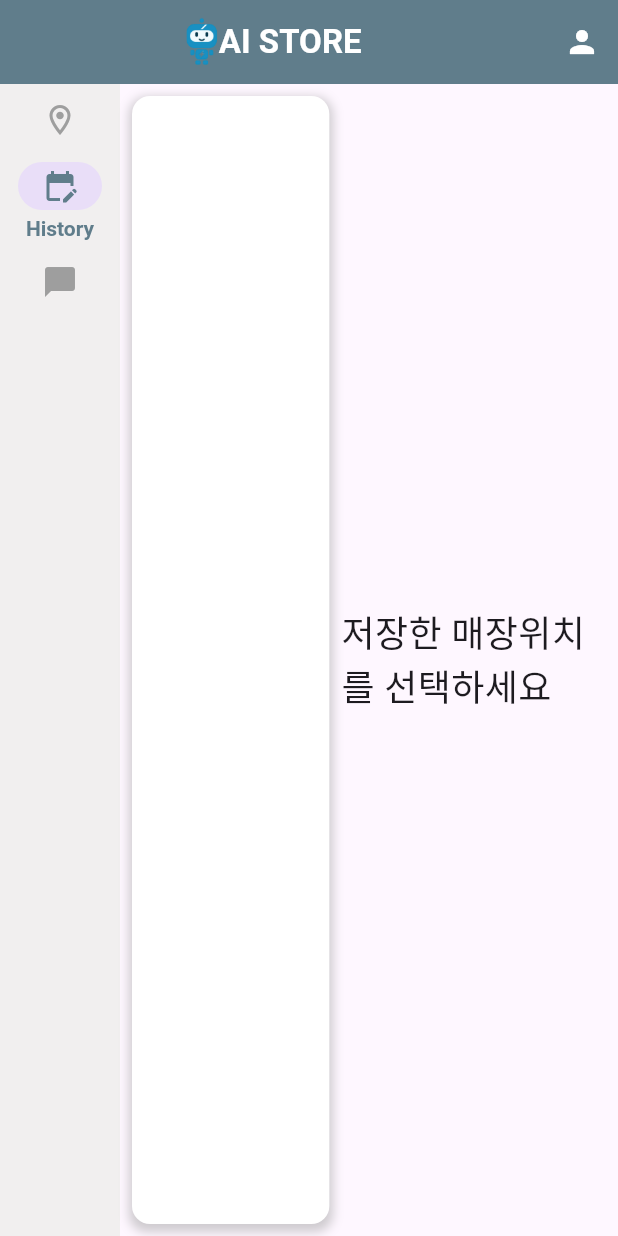
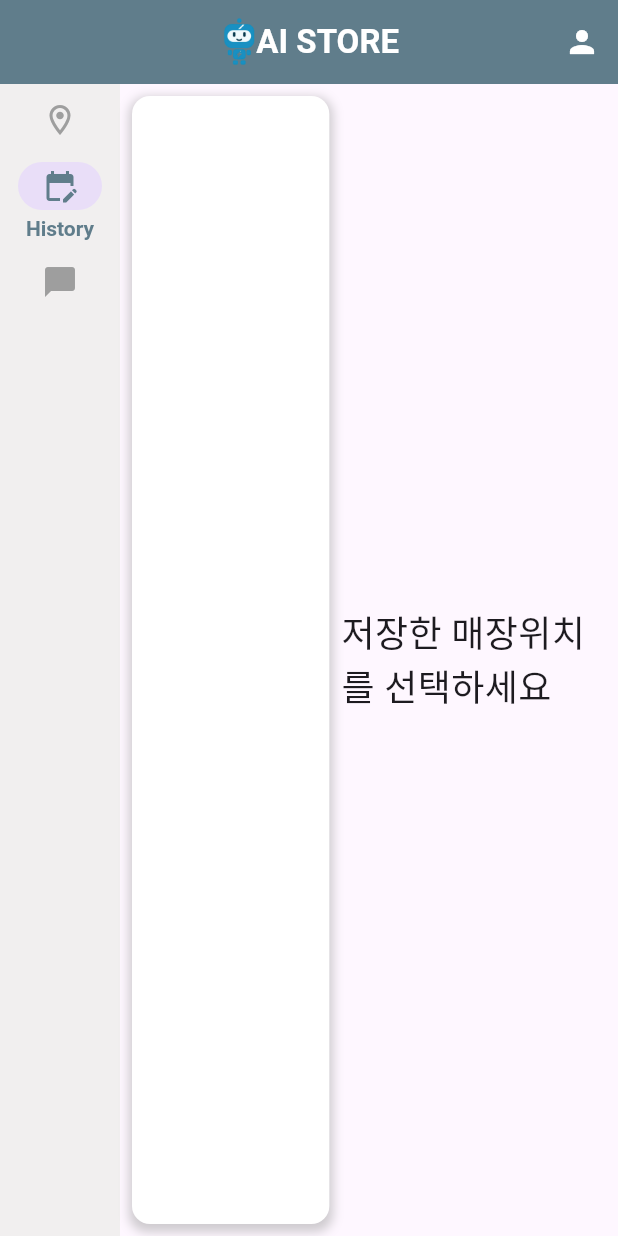
Before and after one commit to nnmmnn15/Convenience-store-sales-forecast, a Flutter app: the RailBar screen opened directly, after a tap on "History", on a phone screen of 412 x 824 dp. Run offline on Flutter 3.47's test engine with Material 3 defaults, Android fonts, the phone set to English and light mode, and no system bars; our stand-ins replace cloud_firestore, firebase_auth, firebase_core, firebase_storage, flutter_map, get and 5 more; accounts and stored records are empty; statements that could not run were skipped.

Commit message:
ui 수정중...

```diff
--- a/convenience_sales_forecast_app/lib/view/map_location_pick.dart
+++ b/convenience_sales_forecast_app/lib/view/map_location_pick.dart
@@ -82,72 +82,66 @@ class MapLocationPick extends StatelessWidget {
                         mainAxisAlignment: MainAxisAlignment.end,
                         children: [
                           Padding(
-                            padding: const EdgeInsets.all(18.0),
+                            padding: const EdgeInsets.all(15.0),
                             child: Container(
                               width: MediaQuery.sizeOf(context).width * 0.6,
-                              height: MediaQuery.sizeOf(context).height * 0.15,
+                              height: MediaQuery.sizeOf(context).height * 0.23,
                               decoration: BoxDecoration(
                                   color: Colors.white,
                                   borderRadius: BorderRadius.circular(25)),
-                              child: Padding(
-                                padding: const EdgeInsets.all(14.0),
                               child: Column(
+                                children: [
+                                  Padding(
+                                    padding: const EdgeInsets.fromLTRB(20,15,20,10),
+                                    child: Row(
+                                      // mainAxisAlignment: MainAxisAlignment.spaceBetween,
                                       crossAxisAlignment: CrossAxisAlignment.start,
                                       children: [
-                                    Row(
+                                        Column(
+                                          crossAxisAlignment: CrossAxisAlignment.start,
                                           mainAxisAlignment:
-                                          MainAxisAlignment.spaceBetween,
+                                              MainAxisAlignment.center,
                                           children: [
-                                        const Text(
-                                          '예상 매출 금액',
-                                          style: TextStyle(
+                                            Text(
+                                              '예상 매출 금액\t\t\t\t\t\t\t\t\t\t\t\t\t\t\t\t\t\t선택한 지역 : ${mapHandler.selectDongName}',
+                                              style: const TextStyle(
                                                 fontSize: 32,
                                                 fontWeight: FontWeight.bold,
                                               ),
                                             ),
-                                        Row(
-                                          children: [
                                             Text(
-                                              '${mapHandler.selectDongName} 매장수 : ${mapHandler.storeCount.value}',
+                                              '${mapHandler.wirteSale(mapHandler.salesForecast)}원\t\t\t\t\t\t\t\t\t\t\t\t${mapHandler.selectDongName} 편의점 수 : \t${mapHandler.storeCount.value}',
                                               style: const TextStyle(
-                                                fontSize: 24,
+                                                fontSize: 32,
+                                                fontWeight: FontWeight.bold,
                                               ),
                                             ),
                                           ],
                                         ),
                                       ],
                                     ),
-                                    Row(
-                                      mainAxisAlignment:
-                                          MainAxisAlignment.spaceBetween,
-                                      children: [
-                                        Text(
-                                          '${mapHandler.wirteSale(mapHandler.salesForecast)}원',
-                                          style: const TextStyle(
-                                            fontSize: 28,
-                                            fontWeight: FontWeight.bold,
+                                  ),
+                                  Padding(
+                                    padding: const EdgeInsets.all(8.0),
+                                    child: SizedBox(
+                                      width: double.infinity, // 가로를 화면 전체로 확장
+                                      child: ElevatedButton(
+                                        style: ElevatedButton.styleFrom(
+                                          padding: const EdgeInsets.symmetric(vertical: 16), // 버튼 높이 조정 (선택 사항)
+                                        ),
+                                        onPressed: () {
+                                          mapHandler.detailStateSwitch();
+                                          mapHandler.feature1.value = [100, 100, 100, 100, 100];
+                                          mapHandler.otherForecast();
+                                        },
+                                        child: const Text('시뮬레이션'),
                                       ),
                                     ),
-                                        ElevatedButton(
-                                            onPressed: () {
-                                              mapHandler.detailStateSwitch();
-                                              mapHandler.feature1.value = [
-                                                100,
-                                                100,
-                                                100,
-                                                100,
-                                                100
-                                              ];
-                                              mapHandler.otherForecast();
-                                            },
-                                            child: const Text('시뮬레이션'))
-                                      ],
-                                    )
+                                  ),
                                 ],
                               ),
                             ),
                           ),
-                          )
                         ],
                       ),
                     )
--- a/convenience_sales_forecast_app/lib/view/rail_bar.dart
+++ b/convenience_sales_forecast_app/lib/view/rail_bar.dart
@@ -29,6 +29,7 @@ class RailBar extends StatelessWidget {
         title: Row(
           mainAxisAlignment: MainAxisAlignment.center,
           children: [
+            const SizedBox(width: 50,),
             Image.asset(
               'images/logo_.png', // 이미지 경로
               width: MediaQuery.of(context).size.width / 18,
```
Also changed, not shown: convenience_sales_forecast_app/lib/view/sales_detail.dart (+13 -9 lines). Lines whose indentation alone changed are shown as unchanged.
